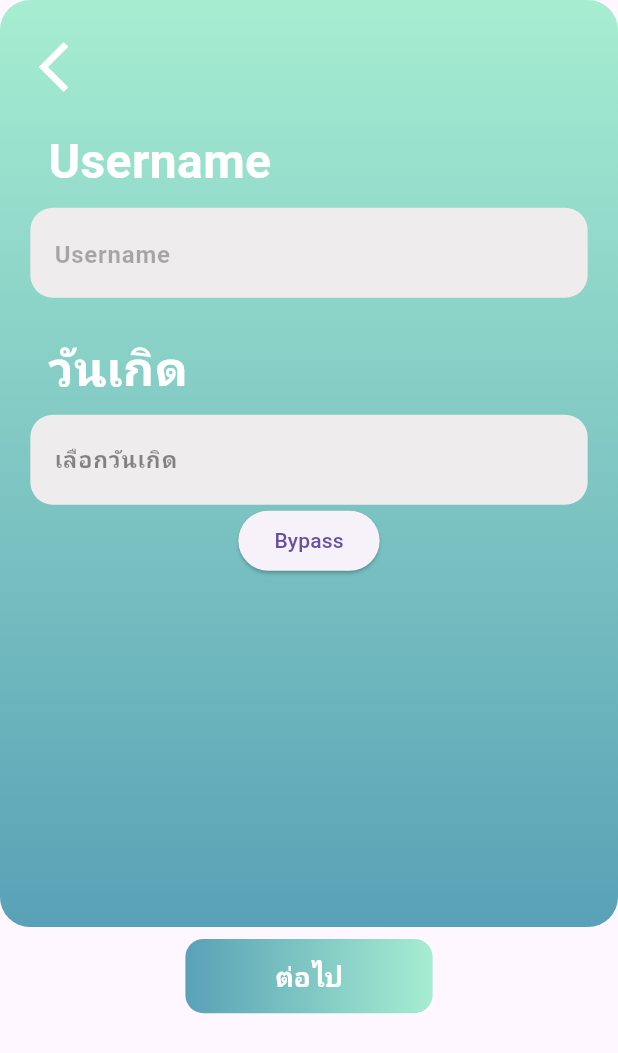
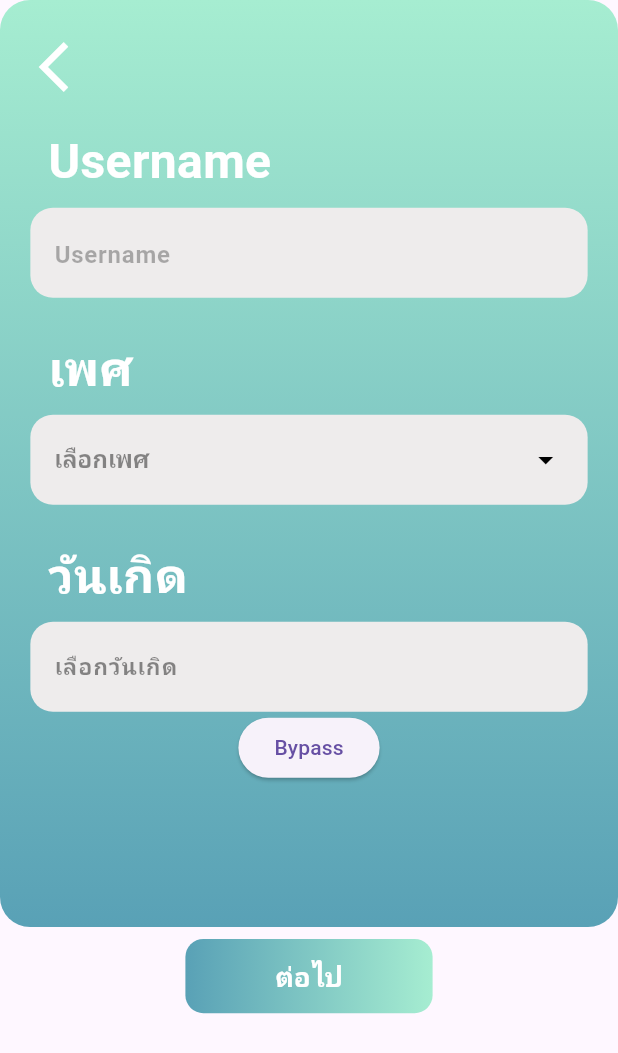
Before and after one commit to TaNuNian/workmai, a Flutter app: the CreateAccNess screen opened by its route, on a phone screen of 412 x 824 dp. Shown: the top 1053 px of the screen. Run offline on Flutter 3.47's test engine with Material 3 defaults, Android fonts, the phone set to English and light mode, and no system bars; our stand-ins replace cloud_firestore, firebase_auth, firebase_core, firebase_database, form_field_validator, google_fonts and 1 more; accounts and stored records are empty; Roboto replaces fonts that are missing (Sarabun).

Commit message:
add create_acc_gender.dart

```diff
--- a/lib/methods/cloud_firestore/cloud_firestore.dart
+++ b/lib/methods/cloud_firestore/cloud_firestore.dart
@@ -6,6 +6,7 @@ class CloudFirestore {
   Future<void> addUser(String? userID,
       String display_name,
       String name,
+      String gender,
       int age,
       Timestamp birthdate,
       List<String> interestedTags,
@@ -17,6 +18,7 @@ class CloudFirestore {
     return _db.collection('users').doc(userID).set({
       'profile':{
         'display_name': display_name,
+        'gender': gender,
         'name': name,
         'age': age,
         'birthdate': birthdate,
@@ -33,6 +35,7 @@ class CloudFirestore {
   Future<void> updateUser(
       String? userID,
       String? display_name,
+      String? gender,
       String? name,
       int? age,
       Timestamp? birthdate,
@@ -50,6 +53,7 @@ class CloudFirestore {
 
     if (name != null) updateData['profile.name'] = name;
     if (display_name != null) updateData['profile.display_name'] = display_name;
+    if (gender != null) updateData['profile.gender'] = gender;
     if (age != null) updateData['profile.age'] = age;
     if (birthdate != null) updateData['profile.birthdate'] = birthdate;
     if (interestedTags != null) updateData['profile.interested_tags'] = interestedTags;
--- a/lib/model/profile.dart
+++ b/lib/model/profile.dart
@@ -1,6 +1,7 @@
 class Profile {
   String? display_name;
   String? name;
+  String? gender;
   int? age;
   DateTime? birthdate;
   List<String>? interested_tags;
@@ -13,6 +14,7 @@ class Profile {
   Profile({
     this.display_name,
     this.name,
+    this.gender,
     this.age,
     this.birthdate,
     this.interested_tags,
--- a/lib/model/profile_provider.dart
+++ b/lib/model/profile_provider.dart
@@ -16,6 +16,10 @@ class ProfileProvider with ChangeNotifier {
     notifyListeners();
   }
 
+  void setGender(String gender) {
+    _profile.gender = gender;
+    notifyListeners();
+  }
   void setBirthdate(DateTime birthdate) {
     _profile.birthdate = birthdate;
     setAge(calculateAge(birthdate));
@@ -75,6 +79,11 @@ class ProfileProvider with ChangeNotifier {
     notifyListeners();
   }
 
+  void updateGender(String gender) {
+    _profile.gender = gender;
+    notifyListeners();
+  }
+
   void updateBirthdate(DateTime birthdate) {
     _profile.birthdate = birthdate;
     setAge(calculateAge(birthdate));
--- a/lib/src/decor/continue_button.dart
+++ b/lib/src/decor/continue_button.dart
@@ -34,11 +34,11 @@ class _ContinueButtonState extends State<ContinueButton> {
       widget.formKey?.currentState?.save();
 
       if ((profileProvider.profile.name?.isNotEmpty ?? false) &&
-          (profileProvider.profile.birthdate != null)) {
+          (profileProvider.profile.birthdate != null) && (profileProvider.profile.gender?.isNotEmpty ?? false)) {
         widget.formKey?.currentState?.reset();
         print('Username: ${profileProvider.profile.name}');
         print('Birthday: ${profileProvider.profile.birthdate}');
-        print('Profile: ${profileProvider.profile}');
+        print('Profile: ${profileProvider.profile.gender}');
         Navigator.pushNamed(context, routeName);
       } else {
         ScaffoldMessenger.of(context).showSnackBar(
--- a/lib/src/decor/finish_button.dart
+++ b/lib/src/decor/finish_button.dart
@@ -50,6 +50,7 @@ class _FinishButtonState extends State<FinishButton> {
                 userid,
                 '',
                 profileProvider.profile.name ?? "",
+                profileProvider.profile.gender?? "",
                 profileProvider.profile.age ?? 0,
                 birthdateTimestamp,
                 profileProvider.profile.interested_tags ?? [],
--- a/lib/src/pre_pages/create_account_pages/create_acc_intro/create_acc_unness_intro.dart
+++ b/lib/src/pre_pages/create_account_pages/create_acc_intro/create_acc_unness_intro.dart
@@ -76,6 +76,7 @@ class CreateAccUnnessIntro extends StatelessWidget {
                                   userid,
                                   '',
                                   profileProvider.profile.name ?? "",
+                                  profileProvider.profile.gender ?? "",
                                   profileProvider.profile.age ?? 0,
                                   birthdateTimestamp,
                                   profileProvider.profile.interested_tags ?? [],
--- /dev/null
+++ b/lib/src/pre_pages/create_account_pages/create_acc_ness/create_acc_gender.dart
@@ -0,0 +1,99 @@
+import 'package:flutter/cupertino.dart';
+import 'package:flutter/material.dart';
+import 'package:google_fonts/google_fonts.dart';
+import 'package:provider/provider.dart';
+import 'package:workmai/model/profile_provider.dart';
+import 'package:workmai/src/pre_pages/create_account_pages/create_acc_unness/cr_acc_unss_box/cr_acc_unss_box_box.dart';
+
+class CreateAccGender extends StatefulWidget {
+  final TextEditingController controller;
+
+  const CreateAccGender({super.key, required this.controller});
+
+  @override
+  State<CreateAccGender> createState() => _CreateAccGenderState();
+}
+
+class _CreateAccGenderState extends State<CreateAccGender> {
+  final List<String> gender = [
+    'ชาย',
+    'หญิง',
+    'ไม่ระบุ',
+  ];
+
+  @override
+  Widget build(BuildContext context) {
+    final profileProvider = Provider.of<ProfileProvider>(context);
+    return Padding(
+      padding: const EdgeInsets.all(12.0),
+      child: Column(
+        children: [
+          Row(
+            children: [
+              Padding(
+                padding: const EdgeInsets.only(left: 12.0, bottom: 8),
+                child: Text(
+                  'เพศ',
+                  style: GoogleFonts.sarabun(
+                    fontSize: 32,
+                    fontWeight: FontWeight.bold,
+                    color: const Color(0xffffffff),
+                  ),
+                ),
+              ),
+            ],
+          ),
+          Container(
+            decoration: BoxDecoration(
+              color: const Color(0xffEEECEC),
+              borderRadius: BorderRadius.circular(15),
+            ),
+            child: Padding(
+              padding: const EdgeInsets.symmetric(vertical: 6, horizontal: 16),
+                child: DropdownButtonFormField<String>(
+                  value: profileProvider.profile.gender,
+                  hint: Text(
+                    'เลือกเพศ',
+                    style: GoogleFonts.sarabun(
+                        color: Colors.black45,
+                        fontSize: 16,
+                        fontWeight: FontWeight.bold,
+                        height: 1.2),
+                  ),
+                  onChanged: (String? newValue) {
+                    setState(() {
+                      profileProvider.profile.gender = newValue;
+                    });
+                    print(profileProvider.profile.gender);
+                  },
+                  items: gender.map((String sex) {
+                    return DropdownMenuItem<String>(
+                      value: sex,
+                      child: Text(
+                        sex,
+                        style: GoogleFonts.sarabun(
+                            color: Colors.black45,
+                            fontSize: 20,
+                            fontWeight: FontWeight.bold,
+                            height: 1.2),
+                      ),
+                    );
+                  }).toList(),
+                  isExpanded: true,
+                  decoration: InputDecoration(
+                    border: InputBorder.none,
+                  ),
+                  // Remove the default underline
+                  icon: const Icon(Icons.arrow_drop_down, color: Colors.black),
+                  style: GoogleFonts.sarabun(fontSize: 18, color: Colors.black),
+                  dropdownColor: Colors.white,
+                  menuMaxHeight: 200,
+                  borderRadius: BorderRadius.circular(15),
+                ),
+              ),
+            ),
+        ],
+      ),
+    );
+  }
+}
--- a/lib/src/pre_pages/create_account_pages/create_acc_ness/create_acc_ness.dart
+++ b/lib/src/pre_pages/create_account_pages/create_acc_ness/create_acc_ness.dart
@@ -2,6 +2,7 @@ import 'package:flutter/material.dart';
 import 'package:workmai/src/decor/continue_button.dart';
 import 'package:workmai/src/decor/gradient_box.dart';
 import 'package:workmai/src/decor/padding.dart';
+import 'package:workmai/src/pre_pages/create_account_pages/create_acc_ness/create_acc_gender.dart';
 import 'create_acc_birthday.dart';
 import 'create_acc_textbox.dart';
 
@@ -15,6 +16,7 @@ class CreateAccNess extends StatefulWidget {
 class _CreateAccNessState extends State<CreateAccNess> {
   final TextEditingController nameController = TextEditingController();
   final TextEditingController birthdateController = TextEditingController();
+  final TextEditingController genderController = TextEditingController();
   final GlobalKey<FormState> _formKey = GlobalKey<FormState>();
 
   @override
@@ -46,6 +48,7 @@ class _CreateAccNessState extends State<CreateAccNess> {
                               type: 'Username',
                               controller: nameController,
                             ),
+                            CreateAccGender(controller: genderController,),
                             CreateAccBirthday(
                               controller: birthdateController,
                             ),
```
